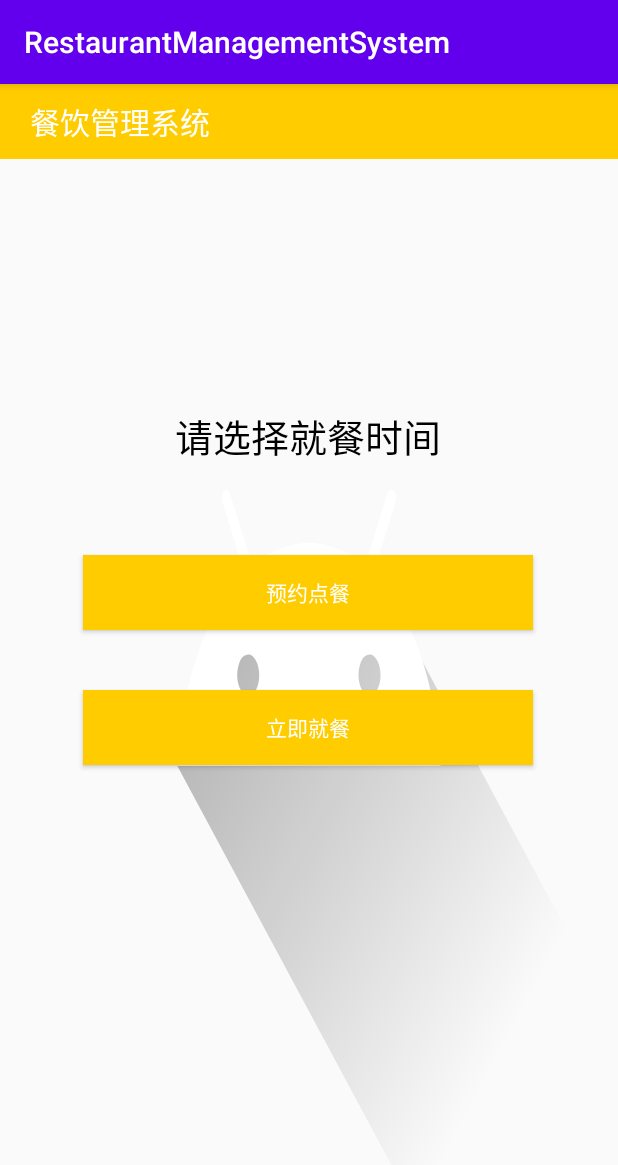
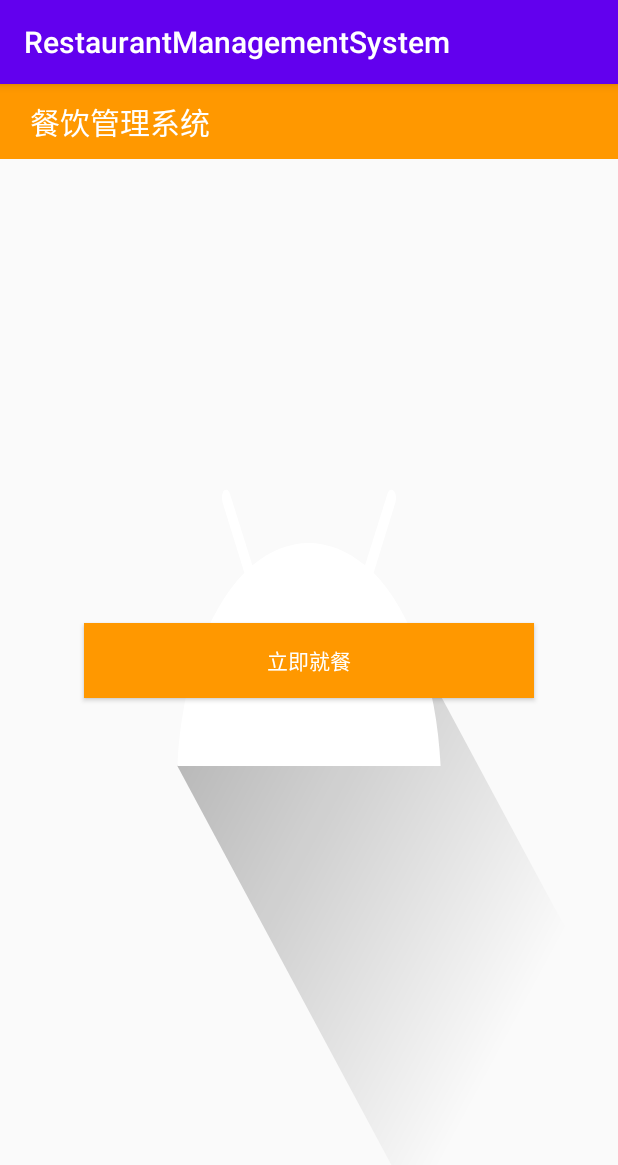
Before and after one commit to xj120/restaurant-management-system, an Android app: the CustomerMainActivity screen opened directly, with no data from a screen before it, on a phone screen of 412 x 824 dp. Shown: the top 1165 px of the screen. Run offline under Robolectric (Android 15) with nearby library versions, the phone set to English and light mode, and no system bars.

Commit message:
lyp commit

```diff
--- a/app/src/main/res/layout/customer_login_layout.xml
+++ b/app/src/main/res/layout/customer_login_layout.xml
@@ -12,7 +12,7 @@
         <RelativeLayout
             android:layout_width="match_parent"
             android:layout_height="50dp"
-            android:background="@color/yellow">
+            android:background="@color/orange">
 
             <TextView
                 android:layout_width="wrap_content"
@@ -70,7 +70,7 @@
             android:layout_height="50dp"
             android:layout_gravity="center_horizontal"
             android:layout_marginTop="20dp"
-            android:background="@color/yellow"
+            android:background="@color/orange"
             android:textColor="@color/white"
             android:text="登录" />
 
@@ -80,7 +80,7 @@
             android:layout_height="50dp"
             android:layout_gravity="center_horizontal"
             android:layout_marginTop="20dp"
-            android:background="@color/yellow"
+            android:background="@color/orange"
             android:textColor="@color/white"
             android:text="注册" />
 
--- a/app/src/main/res/layout/customer_main_layout.xml
+++ b/app/src/main/res/layout/customer_main_layout.xml
@@ -7,9 +7,10 @@
     android:background="@drawable/ic_launcher_foreground">
 
     <RelativeLayout
+        android:id="@+id/relativeLayout"
         android:layout_width="match_parent"
         android:layout_height="50dp"
-        android:background="@color/yellow"
+        android:background="@color/orange"
         app:layout_constraintTop_toTopOf="parent">
 
         <TextView
@@ -24,54 +25,18 @@
     </RelativeLayout>
 
     <Button
-        android:id="@+id/reserve_mode"
-        android:layout_width="300dp"
-        android:layout_height="50dp"
-        android:layout_gravity="center_horizontal"
-        android:layout_marginBottom="20dp"
-        android:background="@color/yellow"
-        android:text="预约点餐"
-        android:textColor="@color/white"
-        app:layout_constraintBottom_toTopOf="@+id/guideline2"
-        app:layout_constraintEnd_toEndOf="parent"
-        app:layout_constraintHorizontal_bias="0.495"
-        app:layout_constraintStart_toStartOf="parent"
-        tools:ignore="TextContrastCheck" />
-
-    <Button
         android:id="@+id/eat_now_mode"
         android:layout_width="300dp"
         android:layout_height="50dp"
         android:layout_gravity="center_horizontal"
-        android:layout_marginTop="20dp"
-        android:background="@color/yellow"
+        android:background="@color/orange"
         android:text="立即就餐"
         android:textColor="@color/white"
+        app:layout_constraintBottom_toBottomOf="parent"
         app:layout_constraintEnd_toEndOf="parent"
-        app:layout_constraintHorizontal_bias="0.495"
+        app:layout_constraintHorizontal_bias="0.5"
         app:layout_constraintStart_toStartOf="parent"
-        app:layout_constraintTop_toTopOf="@+id/guideline2"
+        app:layout_constraintTop_toTopOf="@+id/relativeLayout"
         tools:ignore="TextContrastCheck" />
 
-    <androidx.constraintlayout.widget.Guideline
-        android:id="@+id/guideline2"
-        android:layout_width="wrap_content"
-        android:layout_height="wrap_content"
-        android:orientation="horizontal"
-        app:layout_constraintGuide_percent="0.5" />
-
-    <TextView
-        android:id="@+id/textView2"
-        android:layout_width="wrap_content"
-        android:layout_height="wrap_content"
-        android:layout_marginBottom="60dp"
-        android:text="请选择就餐时间"
-        android:textColor="#000000"
-        android:textSize="25sp"
-        app:layout_constraintBottom_toTopOf="@+id/reserve_mode"
-        app:layout_constraintEnd_toEndOf="parent"
-        app:layout_constraintHorizontal_bias="0.497"
-        app:layout_constraintStart_toStartOf="parent" />
-
-
 </androidx.constraintlayout.widget.ConstraintLayout>
--- a/app/src/main/res/layout/customer_register_layout.xml
+++ b/app/src/main/res/layout/customer_register_layout.xml
@@ -12,7 +12,7 @@
         <RelativeLayout
             android:layout_width="match_parent"
             android:layout_height="50dp"
-            android:background="@color/yellow">
+            android:background="@color/orange">
 
             <TextView
                 android:layout_width="wrap_content"
@@ -80,7 +80,7 @@
             android:layout_gravity="center_horizontal"
             android:layout_marginTop="15dp"
             android:text="确认注册"
-            android:background="@color/yellow"
+            android:background="@color/orange"
             android:textColor="@color/white"/>
 
     </LinearLayout>
--- a/app/src/main/res/layout/manager_login_layout.xml
+++ b/app/src/main/res/layout/manager_login_layout.xml
@@ -11,7 +11,7 @@
 
         <RelativeLayout
             android:layout_width="match_parent"
-            android:background="@color/yellow"
+            android:background="@color/orange"
             android:layout_height="50dp">
 
             <TextView
@@ -70,7 +70,7 @@
             android:layout_height="50dp"
             android:layout_marginTop="20dp"
             android:layout_gravity="center_horizontal"
-            android:background="@color/yellow"
+            android:background="@color/orange"
             android:textColor="@color/white"
             android:text="登录"/>
 
--- a/app/src/main/res/layout/table_item.xml
+++ b/app/src/main/res/layout/table_item.xml
@@ -34,7 +34,7 @@
             android:layout_width="wrap_content"
             android:layout_height="37dp"
             android:layout_marginBottom="100dp"
-            android:background="@color/yellow"
+            android:background="@color/orange"
             android:textColor="@color/white"
             android:text="修改" />
 
--- a/app/src/main/res/values/colors.xml
+++ b/app/src/main/res/values/colors.xml
@@ -7,6 +7,6 @@
     <color name="teal_700">#FF018786</color>
     <color name="black">#FF000000</color>
     <color name="white">#FFFFFFFF</color>
-    <color name="yellow">#FFFFCC00</color>
-    <color name="dark_yellow">#FFFEAF00</color>
+    <color name="orange">#FF9800</color>
+    <color name="dark_orange">#D68103</color>
 </resources>
```
Also changed, not shown: app/src/main/res/layout/initialization_layout.xml (+3 -4 lines), app/src/main/res/layout/manager_main_layout.xml (+4 -4 lines).
